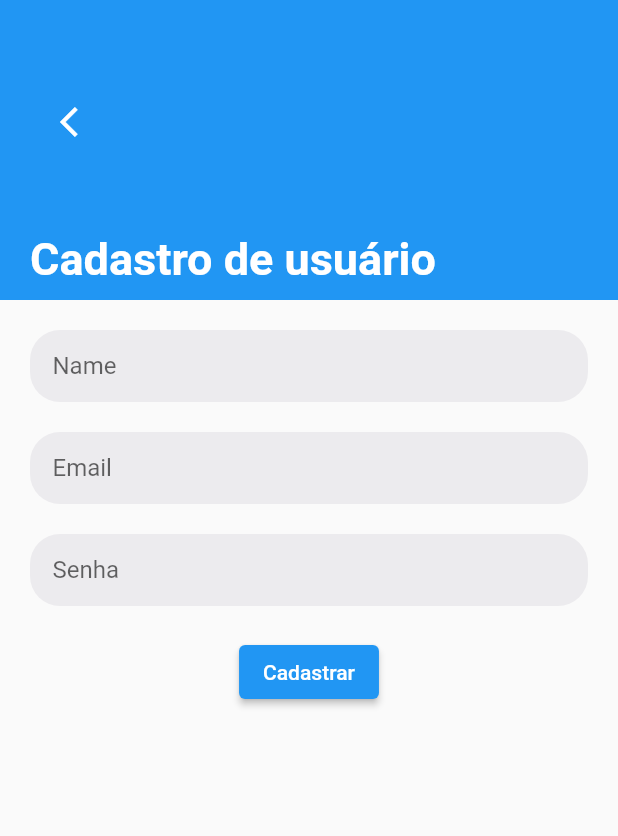
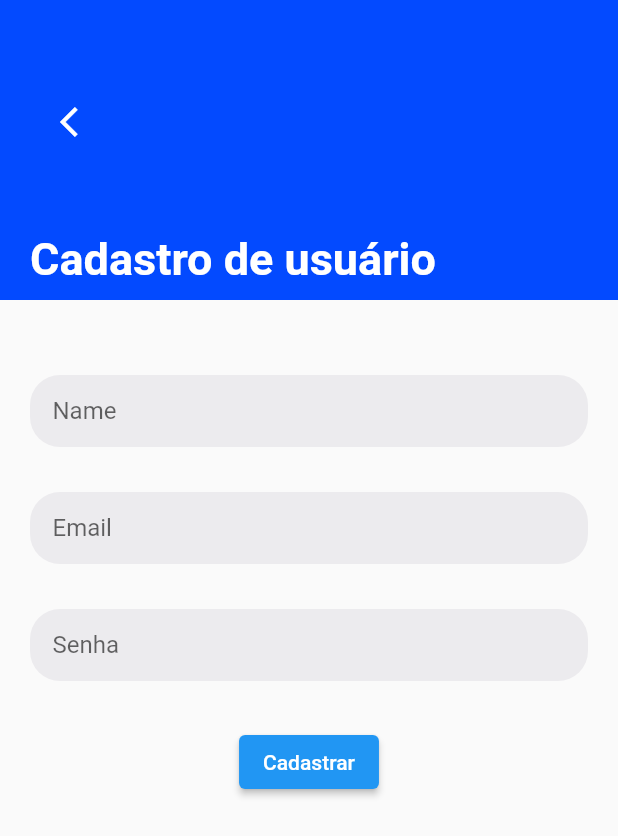
Before and after one commit to LeticiaCalixto/tcc-app, a Flutter app: the RegisterPage screen opened directly, on a phone screen of 412 x 824 dp. Shown: the top 836 px of the screen. Run offline on Flutter 3.47's test engine with Material 2 defaults, Android fonts, the phone set to English and light mode, and no system bars; our stand-ins replace cloud_firestore, firebase_core, flutter_spinkit, gap, gradient_borders; accounts and stored records are empty.

Commit message:
custom screen register

```diff
--- a/lib/view/pages/home/register_page.dart
+++ b/lib/view/pages/home/register_page.dart
@@ -40,7 +40,7 @@ class _RegisterPage extends State<RegisterPage> {
             height: 200,
             width: size.width,
             padding: const EdgeInsets.only(left: 20, bottom: 10),
-            color: Colors.blue,
+            color: const Color(0xFF034AFF),
             child: Column(
               crossAxisAlignment: CrossAxisAlignment.start,
               mainAxisAlignment: MainAxisAlignment.end,
@@ -78,21 +78,22 @@ class _RegisterPage extends State<RegisterPage> {
           Container(
             padding: const EdgeInsets.all(20),
             child: Column(children: [
+              const Gap(30),
               TempmetterTextField(
                 label: 'Name',
                 controller: _nameController,
               ),
-              const Gap(20),
+              const Gap(30),
               TempmetterTextField(
                 label: 'Email',
                 controller: _emailController,
               ),
-              const Gap(20),
+              const Gap(30),
               TempmetterTextField(
                 label: 'Senha',
                 controller: _passwordController,
               ),
-              const Gap(20),
+              const Gap(30),
               ElevatedButton(
                 onPressed: () {
                   Navigator.push(
```
